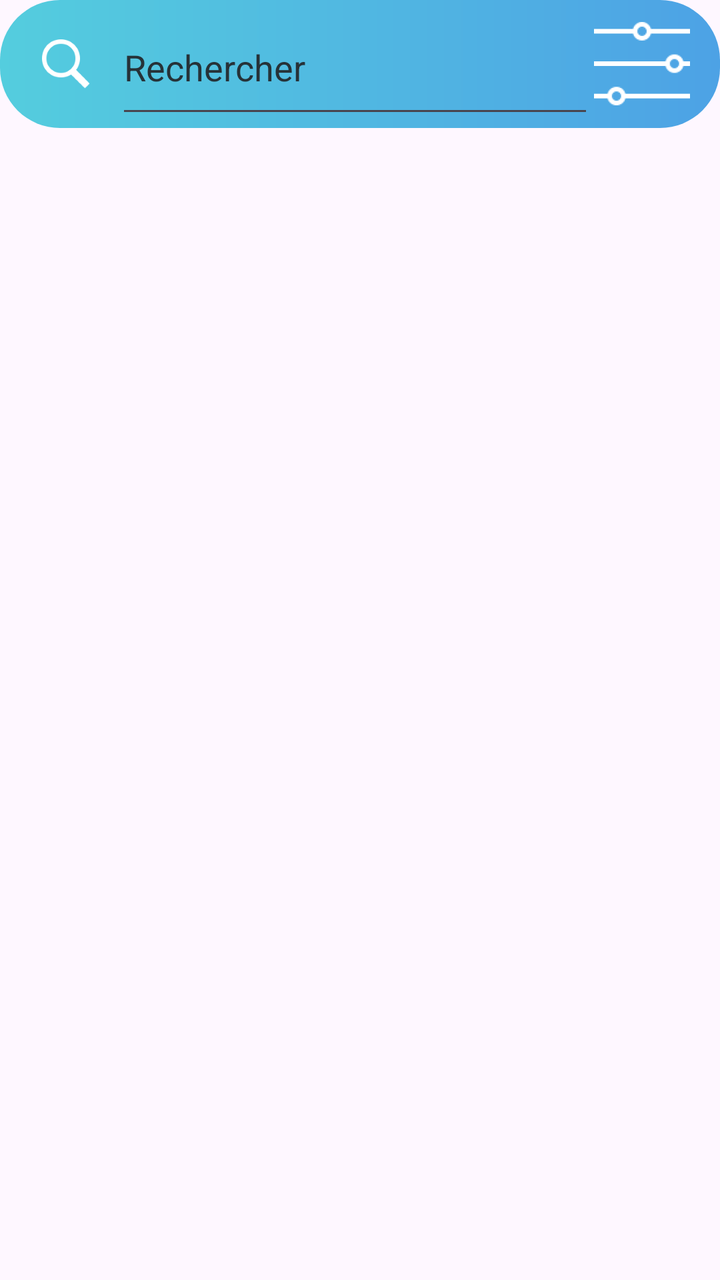
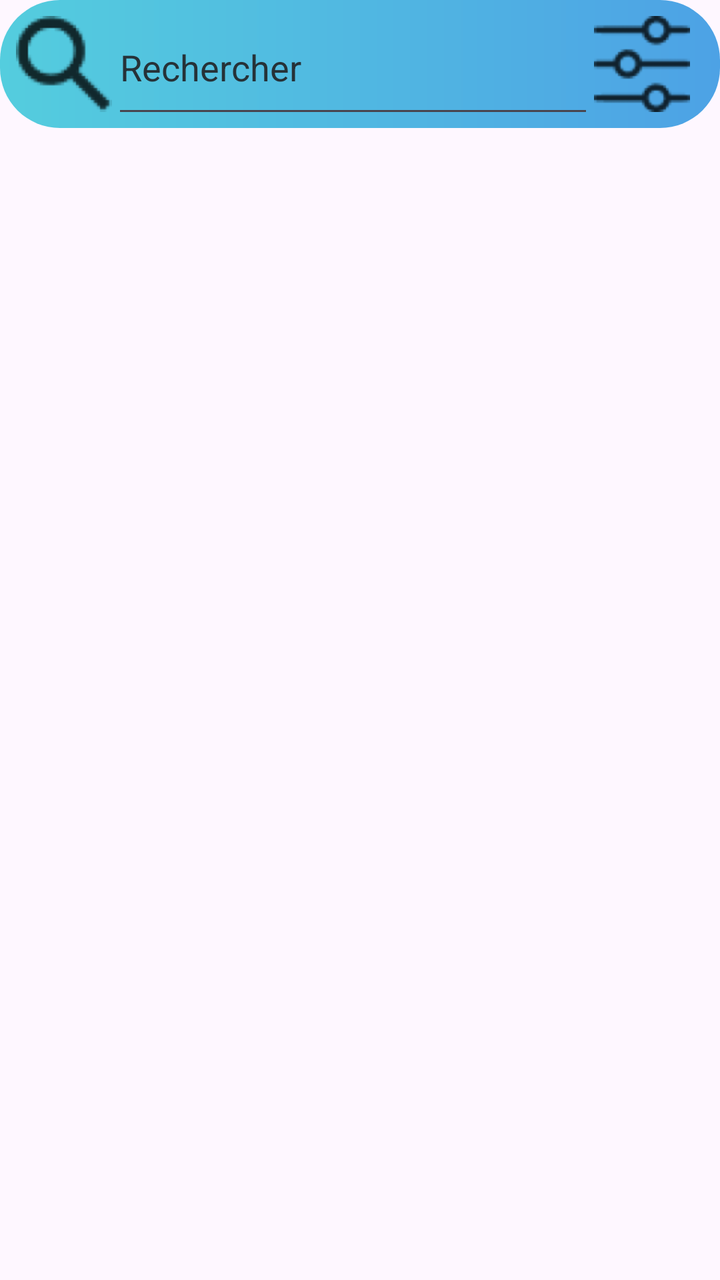

Before-and-after screenshots of an Android layout around one commit, followed by the original layout XML and the change that was made.
<!-- AndroidManifest.xml: application theme Theme.NewAgapiVERSION311CLEAN -->
<!-- res/layout/associations_header.xml -->
<?xml version="1.0" encoding="utf-8"?>
<androidx.constraintlayout.widget.ConstraintLayout xmlns:android="http://schemas.android.com/apk/res/android"
    xmlns:tools="http://schemas.android.com/tools"
    android:layout_width="match_parent"
    android:layout_height="match_parent"
    xmlns:app="http://schemas.android.com/apk/res-auto">

    <androidx.appcompat.widget.Toolbar
        android:id="@+id/toolbar4"
        android:layout_width="match_parent"
        android:layout_height="wrap_content"
        android:background="@drawable/association_bar_background"
        android:minHeight="?attr/actionBarSize"
        app:layout_constraintTop_toTopOf="parent"
        app:popupTheme="@style/ThemeOverlay.AppCompat.Light" />

    <ImageButton
        android:id="@+id/buttonFilter"
        android:layout_width="48dp"
        android:layout_height="48dp"
        android:contentDescription="@string/filtrer_associations"
        android:background="@color/transparent"
        app:layout_constraintBottom_toBottomOf="@id/toolbar4"
        app:layout_constraintEnd_toEndOf="@id/toolbar4"
        app:layout_constraintTop_toTopOf="@id/toolbar4"
        app:srcCompat="@mipmap/association_filter"
        android:layout_marginEnd="15dp"
        />

    <ImageView
        android:id="@+id/imageView"
        android:layout_width="50dp"
        android:layout_height="50dp"
        android:layout_marginStart="8dp"
        android:contentDescription="@string/search_icon"
        app:layout_constraintBottom_toBottomOf="@+id/toolbar4"
        app:layout_constraintStart_toStartOf="@+id/toolbar4"
        app:layout_constraintTop_toTopOf="@+id/toolbar4"
        app:srcCompat="@mipmap/association_search">
    </ImageView>

    <EditText
        android:id="@+id/editTextText"
        android:layout_width="0dp"
        android:layout_height="0dp"
        android:ems="10"
        android:hint="@string/rechercher"
        android:inputType="text"
        android:textColorHint="#263238"
        app:layout_constraintBottom_toBottomOf="@+id/toolbar4"
        app:layout_constraintEnd_toStartOf="@+id/buttonFilter"
        app:layout_constraintStart_toEndOf="@+id/imageView"
        app:layout_constraintTop_toTopOf="@+id/toolbar4"
        tools:ignore="Autofill" />

</androidx.constraintlayout.widget.ConstraintLayout>
<!-- resources referenced by this layout -->
<resources>
  <color name="transparent">#00FFFFFF</color>
  <!-- drawable association_bar_background (drawable) -->
  <?xml version="1.0" encoding="utf-8"?>
  <shape xmlns:android="http://schemas.android.com/apk/res/android"
      >
  
      <gradient
          android:angle="0"
          android:startColor="#54CDDE"
          android:endColor="#4DA2E5"  />
  
      <corners
          android:topLeftRadius="30dp"
          android:topRightRadius="30dp"
          android:bottomLeftRadius="30dp"
          android:bottomRightRadius="30dp"/>
  
  </shape>
  <!-- mipmap association_filter: webp bitmap (mipmap-hdpi, 688 bytes) -->
  <!-- mipmap association_search: webp bitmap (mipmap-hdpi, 1380 bytes) -->
  <string name="filtrer_associations">Filtrer associations</string>
  <string name="rechercher">Rechercher</string>
  <string name="search_icon">Search Icon</string>
  <style name="Theme.NewAgapiVERSION311CLEAN" parent="Base.Theme.NewAgapiVERSION311CLEAN" />
  <style name="Base.Theme.NewAgapiVERSION311CLEAN" parent="Theme.Material3.DayNight.NoActionBar">
          
          
        
      </style>
</resources>

<!-- the commit's change to res/layout/associations_header.xml (unified diff, before → after) -->
@@ -20,30 +20,30 @@
         android:layout_height="48dp"
         android:contentDescription="@string/filtrer_associations"
         android:background="@color/transparent"
+        android:scaleType="centerCrop"
         app:layout_constraintBottom_toBottomOf="@id/toolbar4"
         app:layout_constraintEnd_toEndOf="@id/toolbar4"
         app:layout_constraintTop_toTopOf="@id/toolbar4"
-        app:srcCompat="@mipmap/association_filter"
+        app:srcCompat="@drawable/association_filter"
         android:layout_marginEnd="15dp"
         />
 
     <ImageView
         android:id="@+id/imageView"
-        android:layout_width="50dp"
-        android:layout_height="50dp"
+        android:layout_width="48dp"
+        android:layout_height="48dp"
         android:layout_marginStart="8dp"
         android:contentDescription="@string/search_icon"
         app:layout_constraintBottom_toBottomOf="@+id/toolbar4"
         app:layout_constraintStart_toStartOf="@+id/toolbar4"
         app:layout_constraintTop_toTopOf="@+id/toolbar4"
-        app:srcCompat="@mipmap/association_search">
+        app:srcCompat="@drawable/association_search">
     </ImageView>
 
     <EditText
         android:id="@+id/editTextText"
         android:layout_width="0dp"
         android:layout_height="0dp"
-        android:ems="10"
         android:hint="@string/rechercher"
         android:inputType="text"
         android:textColorHint="#263238"
<!-- resource entries referenced after the edit -->
@@ -18,8 +18,8 @@
           android:bottomRightRadius="30dp"/>
   
   </shape>
-  <!-- mipmap association_filter: webp bitmap (mipmap-hdpi, 688 bytes) -->
-  <!-- mipmap association_search: webp bitmap (mipmap-hdpi, 1380 bytes) -->
+  <!-- drawable association_filter: png bitmap (drawable-hdpi, 872 bytes) -->
+  <!-- drawable association_search: png bitmap (drawable-hdpi, 941 bytes) -->
   <string name="filtrer_associations">Filtrer associations</string>
   <string name="rechercher">Rechercher</string>
   <string name="search_icon">Search Icon</string>
